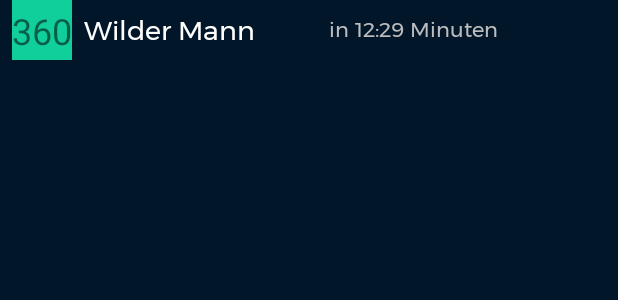
After one commit to nadeldrucker/TrafficSwipe, an Android app: the layout activity_single_result.xml on its own in the app's theme, with its tools: preview values and no code run, on a phone screen of 412 x 824 dp. The commit adds this screen. Shown: the top 300 px of the screen. Run offline under Robolectric (Android 15) with nearby library versions, the phone set to English and light mode, and no system bars.

Commit message:
added layout for result activity

```diff
--- a/app/src/main/AndroidManifest.xml
+++ b/app/src/main/AndroidManifest.xml
@@ -9,6 +9,8 @@
         android:roundIcon="@mipmap/ic_launcher_round"
         android:supportsRtl="true"
         android:theme="@style/AppTheme">
+        <activity android:name=".SingleResult"></activity>
+        <activity android:name=".Result" />
         <activity android:name=".MainActivity">
             <intent-filter>
                 <action android:name="android.intent.action.MAIN" />
--- /dev/null
+++ b/app/src/main/res/layout/activity_single_result.xml
@@ -0,0 +1,57 @@
+<?xml version="1.0" encoding="utf-8"?>
+<androidx.constraintlayout.widget.ConstraintLayout xmlns:android="http://schemas.android.com/apk/res/android"
+    xmlns:app="http://schemas.android.com/apk/res-auto"
+    xmlns:tools="http://schemas.android.com/tools"
+    android:layout_width="match_parent"
+    android:layout_height="match_parent"
+    android:background="@color/colorBackground"
+    tools:context=".SingleResult">
+
+    <TextView
+        android:id="@+id/txtTarget"
+        android:layout_width="155dp"
+        android:layout_height="40dp"
+        android:layout_marginStart="8dp"
+        android:fontFamily="@font/montserrat"
+        android:gravity="center_vertical"
+        android:text="Wilder Mann"
+        android:textAlignment="textStart"
+        android:textColor="@color/colorText"
+        android:textSize="18sp"
+        app:layout_constraintStart_toEndOf="@+id/layColor"
+        app:layout_constraintTop_toTopOf="parent" />
+
+    <androidx.constraintlayout.widget.ConstraintLayout
+        android:id="@+id/layColor"
+        android:layout_width="40dp"
+        android:layout_height="40dp"
+        android:layout_marginStart="8dp"
+        android:background="@color/colorAccent"
+        app:layout_constraintStart_toStartOf="parent"
+        app:layout_constraintTop_toTopOf="parent">
+
+        <TextView
+            android:id="@+id/txtNumber"
+            android:layout_width="wrap_content"
+            android:layout_height="wrap_content"
+            android:text="360"
+            android:textAlignment="center"
+            android:textSize="24sp"
+            app:layout_constraintBottom_toBottomOf="parent"
+            app:layout_constraintEnd_toEndOf="parent"
+            app:layout_constraintStart_toStartOf="parent"
+            app:layout_constraintTop_toTopOf="parent" />
+    </androidx.constraintlayout.widget.ConstraintLayout>
+
+    <TextView
+        android:id="@+id/txtCountdown"
+        android:layout_width="120dp"
+        android:layout_height="40dp"
+        android:layout_marginStart="8dp"
+        android:fontFamily="@font/montserrat"
+        android:gravity="center_vertical"
+        android:text="in 12:29 Minuten"
+        android:textColor="@color/colorTextSecondary"
+        app:layout_constraintStart_toEndOf="@+id/txtTarget"
+        app:layout_constraintTop_toTopOf="parent" />
+</androidx.constraintlayout.widget.ConstraintLayout>
--- a/app/src/main/res/values/colors.xml
+++ b/app/src/main/res/values/colors.xml
@@ -5,5 +5,7 @@
     <color name="colorAccent">#10CF9B</color>
     <color name="colorAccent2">#0BD0D9</color>
     <color name="colorBackground">#011629</color>
+    <color name="colorText">#FFFFFF</color>
+    <color name="colorTextSecondary">#BDBDBD</color>
 
 </resources>
```
Also changed, not shown: app/src/main/java/dev/nadeldrucker/trafficswipe/Result.kt (added, +12 -0 lines), app/src/main/java/dev/nadeldrucker/trafficswipe/SingleResult.kt (added, +12 -0 lines), app/src/main/res/layout/activity_result.xml (added, +32 -0 lines), app/src/main/res/values/attrs_result_view.xml (added, +8 -0 lines).
